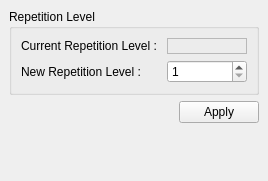
The window that Client/Widgets/RepetitionLevelControl.ui (CCSEPBVR/CS-IS-PBVR) describes before a commit, drawn with Qt 5.
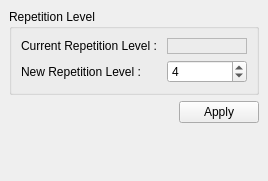
The same window after the commit.

The edit to the form file:
```diff
--- a/Client/Widgets/RepetitionLevelControl.ui
+++ b/Client/Widgets/RepetitionLevelControl.ui
@@ -55,6 +55,9 @@
          </item>
          <item row="1" column="1">
           <widget class="QSpinBox" name="spinBoxNewRepetitionLevel">
+           <property name="value">
+            <number>4</number>
+           </property>
            <property name="minimum">
             <number>1</number>
            </property>
```
